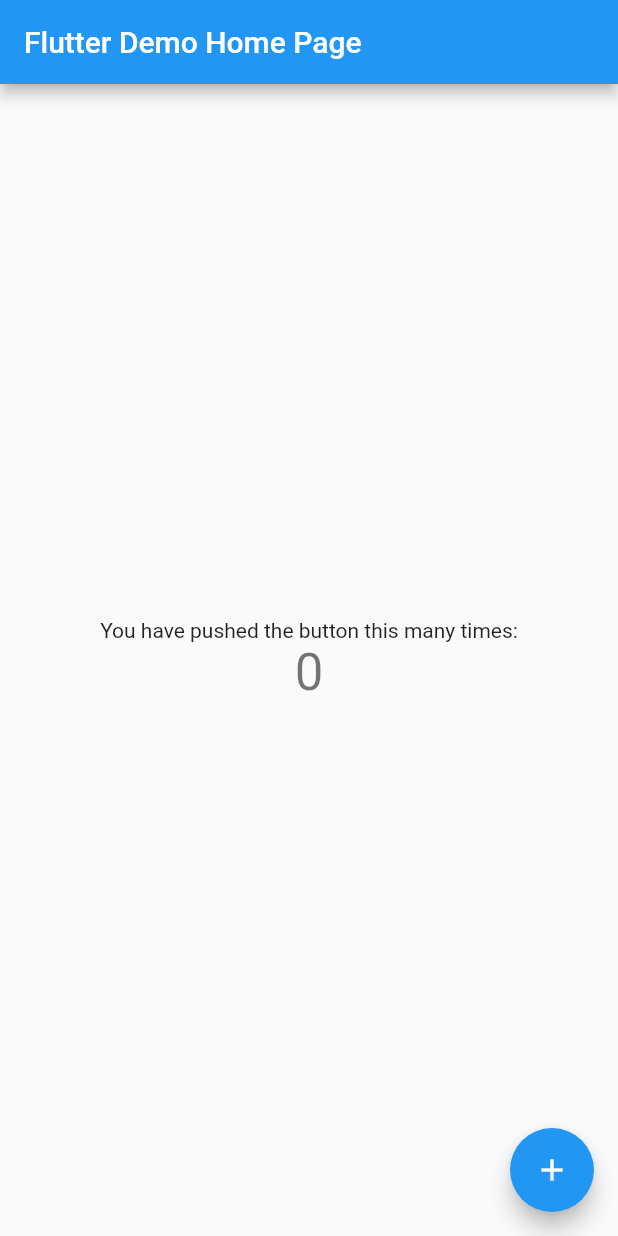
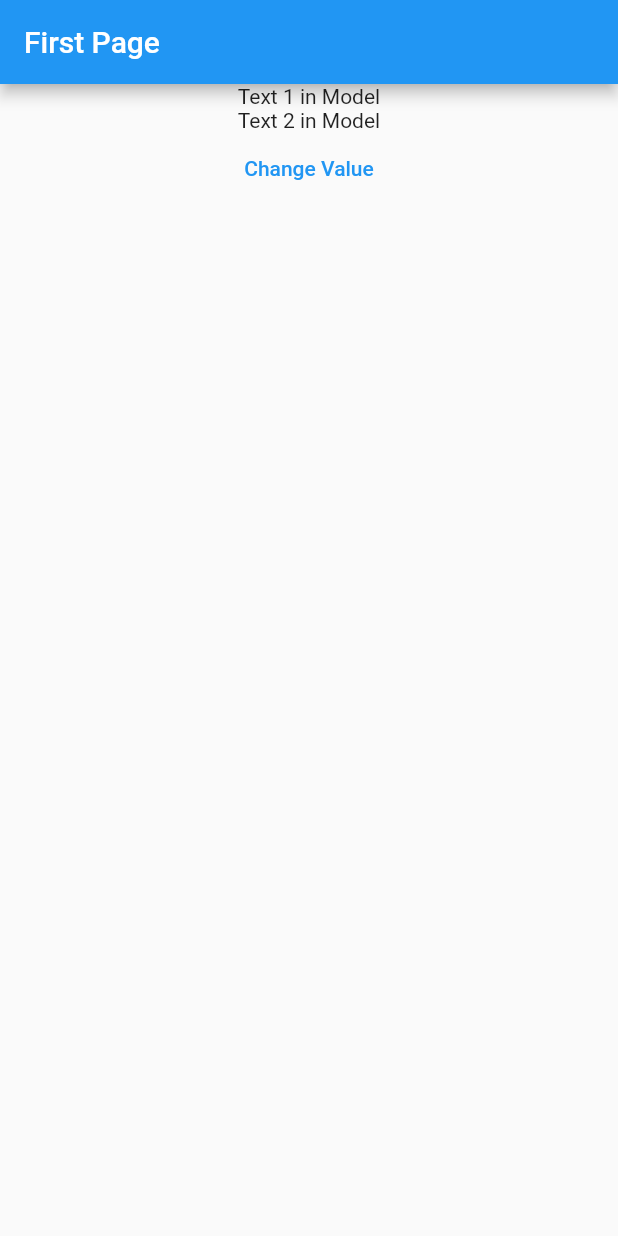
Before and after one commit to Wilaiwandansakchai/flutterprovider, a Flutter app: the screen it shows after launch, on a phone screen of 412 x 824 dp. Run offline on Flutter 3.47's test engine with Material 2 defaults, Android fonts, the phone set to English and light mode, and no system bars.

Commit message:
[Add] multiprovider model

```diff
--- a/lib/main.dart
+++ b/lib/main.dart
@@ -1,4 +1,9 @@
 import 'package:flutter/material.dart';
+import 'package:flutterprovider/model/notimodel.dart';
+import 'package:flutterprovider/pages/first.dart';
+import 'package:provider/provider.dart';
+
+import 'model/appmodel.dart';
 
 void main() {
   runApp(const MyApp());
@@ -10,59 +15,22 @@ class MyApp extends StatelessWidget {
   // This widget is the root of your application.
   @override
   Widget build(BuildContext context) {
-    return MaterialApp(
-      title: 'Flutter Demo',
-      theme: ThemeData(
-        primarySwatch: Colors.blue,
+    return MultiProvider(
+      providers: [
+        Provider<AppModel>(
+          create: (_) => AppModel(),
+        ),
+        ChangeNotifierProvider<NotiModel>(
+          create: (_) => NotiModel(),
+        )
+      ],
+      child: MaterialApp(
+        title: 'Flutter Demo',
+        theme: ThemeData(
+          primarySwatch: Colors.blue,
+        ),
+        home: const FirstPage(),
       ),
-      home: const MyHomePage(title: 'Flutter Demo Home Page'),
     );
   }
 }
-
-class MyHomePage extends StatefulWidget {
-  const MyHomePage({Key? key, required this.title}) : super(key: key);
-
-  final String title;
-
-  @override
-  State<MyHomePage> createState() => _MyHomePageState();
-}
-
-class _MyHomePageState extends State<MyHomePage> {
-  int _counter = 0;
-
-  void _incrementCounter() {
-    setState(() {
-      _counter++;
-    });
-  }
-
-  @override
-  Widget build(BuildContext context) {
-    return Scaffold(
-      appBar: AppBar(
-        title: Text(widget.title),
-      ),
-      body: Center(
-        child: Column(
-          mainAxisAlignment: MainAxisAlignment.center,
-          children: <Widget>[
-            const Text(
-              'You have pushed the button this many times:',
-            ),
-            Text(
-              '$_counter',
-              style: Theme.of(context).textTheme.headline4,
-            ),
-          ],
-        ),
-      ),
-      floatingActionButton: FloatingActionButton(
-        onPressed: _incrementCounter,
-        tooltip: 'Increment',
-        child: const Icon(Icons.add),
-      ), // This trailing comma makes auto-formatting nicer for build methods.
-    );
-  }
-}
--- /dev/null
+++ b/lib/model/appmodel.dart
@@ -0,0 +1,17 @@
+class AppModel{
+  String _text1 = "Text 1 in Model";
+
+  String get text1 => _text1;
+
+  set text1(String value) {
+    _text1 = value;
+  }
+
+  String _text2 = "Text 2 in Model";
+
+  String get text2 => _text2;
+
+  set text2(String value) {
+    _text2 = value;
+  }
+}
--- /dev/null
+++ b/lib/model/notimodel.dart
@@ -0,0 +1,20 @@
+import 'package:flutter/material.dart';
+
+class NotiModel extends ChangeNotifier{
+  String _text1 = "Text 1 in NotiModel";
+
+  String get text1 => _text1;
+
+  set text1(String value) {
+    _text1 = value;
+    notifyListeners();
+  }
+
+  String _text2 = "Text 2 in NotiModel";
+
+  String get text2 => _text2;
+
+  set text2(String value) {
+    _text2 = value;
+  }
+}
--- /dev/null
+++ b/lib/pages/first.dart
@@ -0,0 +1,41 @@
+import 'package:flutter/material.dart';
+import 'package:flutterprovider/model/appmodel.dart';
+import 'package:flutterprovider/pages/second.dart';
+import 'package:provider/provider.dart';
+
+class FirstPage extends StatefulWidget {
+  const FirstPage({Key? key}) : super(key: key);
+
+  @override
+  State<FirstPage> createState() => _FirstPageState();
+}
+
+class _FirstPageState extends State<FirstPage> {
+  @override
+  Widget build(BuildContext context) {
+    return Scaffold(
+      appBar: AppBar(
+        title: const Text("First Page"),
+      ),
+      body: Consumer<AppModel>(
+        builder: (context, appModel, child) => Center(
+          child: Column(
+            children: [
+              Text(appModel.text1),
+              Text(appModel.text2),
+              TextButton(
+                  onPressed: () {
+                    setState(() {
+                      appModel.text1 = "Change in Button";
+                    });
+                    Navigator.push(context,
+                        MaterialPageRoute(builder: (context) => SecondPage()));
+                  },
+                  child: const Text("Change Value"))
+            ],
+          ),
+        ),
+      ),
+    );
+  }
+}
--- /dev/null
+++ b/lib/pages/second.dart
@@ -0,0 +1,29 @@
+import 'package:flutter/material.dart';
+import 'package:flutterprovider/model/notimodel.dart';
+import 'package:provider/provider.dart';
+
+class SecondPage extends StatelessWidget {
+  @override
+  Widget build(BuildContext context) {
+    return Scaffold(
+      appBar: AppBar(
+        title: const Text("Second Page"),
+      ),
+      body: Consumer<NotiModel>(
+        builder: (context, model, child) => Center(
+          child: Column(
+            children: [
+              Text(model.text1),
+              Text(model.text2),
+              TextButton(
+                  onPressed: () {
+                    model.text1 = "Change By Button";
+                  },
+                  child: const Text("Change Value"))
+            ],
+          ),
+        ),
+      ),
+    );
+  }
+}
```
Also changed, not shown: pubspec.yaml (+1 -10 lines), pubspec.lock.
